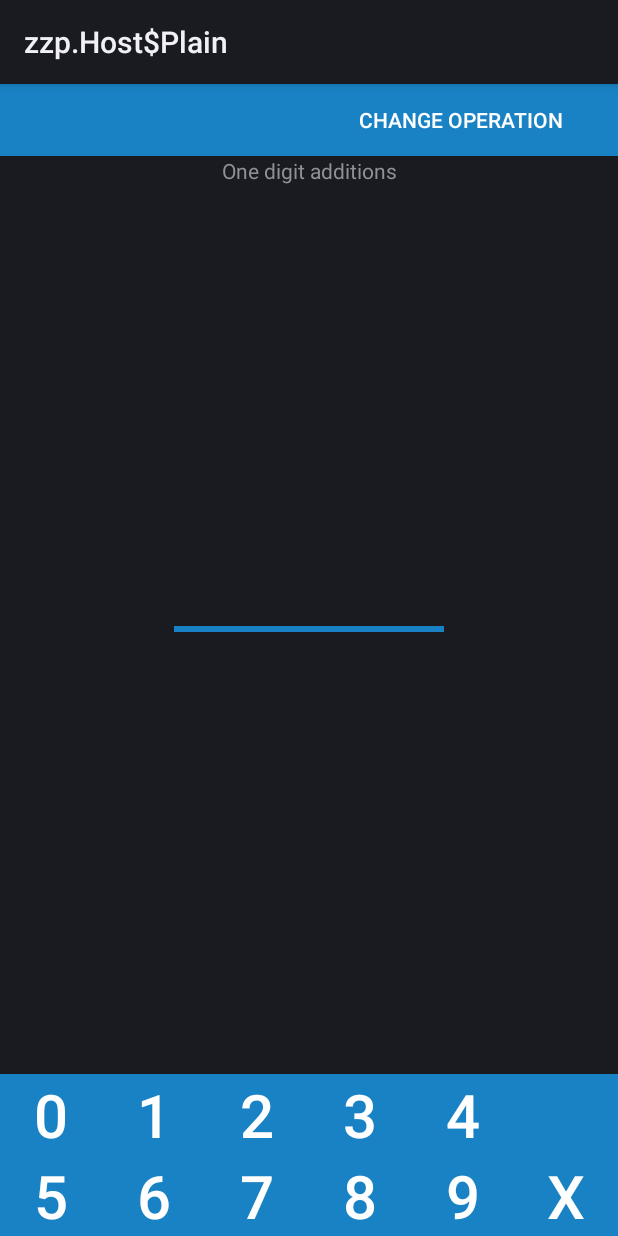
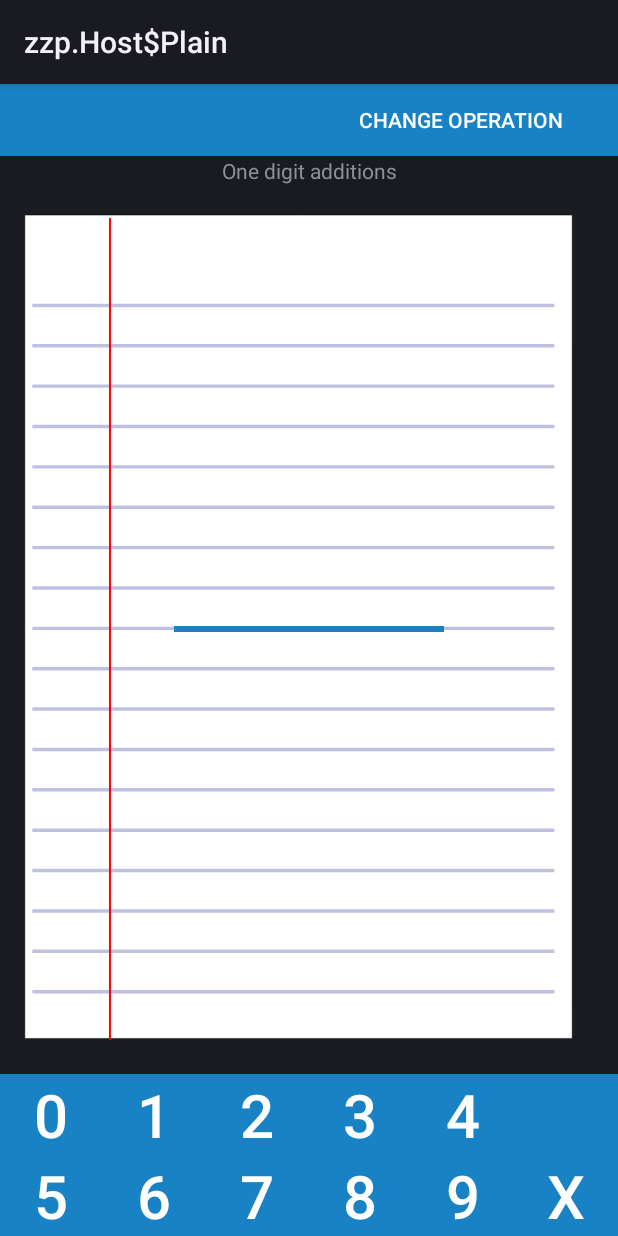
Before and after one commit to epman/mathops_android, an Android app: the layout activity_main.xml on its own in the app's theme, with its tools: preview values and no code run, on a phone screen of 412 x 824 dp. Run offline under Robolectric (Android 15) with nearby library versions, the light colour scheme and no system bars.

Commit message:
Operations fixes

```diff
--- /dev/null
+++ b/base/src/main/res/drawable/ic_stack_of_papers.xml
@@ -0,0 +1,63 @@
+<vector android:height="24dp" android:viewportHeight="257.73"
+    android:viewportWidth="166.57" android:width="24dp" xmlns:android="http://schemas.android.com/apk/res/android">
+    <path android:fillColor="#ffffff" android:fillType="evenOdd"
+        android:pathData="M6.7,8.73h147.52v238.69h-147.52z"
+        android:strokeColor="#000000" android:strokeWidth="0.128365"/>
+    <path android:fillAlpha="0.25" android:fillColor="#00000000"
+        android:pathData="m8.72,34.91 l140.71,0"
+        android:strokeAlpha="0.25" android:strokeColor="#000080" android:strokeWidth="1"/>
+    <path android:fillAlpha="0.25" android:fillColor="#00000000"
+        android:pathData="m8.72,46.61 l140.71,0"
+        android:strokeAlpha="0.25" android:strokeColor="#000080" android:strokeWidth="1"/>
+    <path android:fillAlpha="0.25" android:fillColor="#00000000"
+        android:pathData="m8.72,58.31 l140.71,0"
+        android:strokeAlpha="0.25" android:strokeColor="#000080" android:strokeWidth="1"/>
+    <path android:fillAlpha="0.25" android:fillColor="#00000000"
+        android:pathData="m8.72,70.02 l140.71,0"
+        android:strokeAlpha="0.25" android:strokeColor="#000080" android:strokeWidth="1"/>
+    <path android:fillAlpha="0.25" android:fillColor="#00000000"
+        android:pathData="m8.72,81.72 l140.71,0"
+        android:strokeAlpha="0.25" android:strokeColor="#000080" android:strokeWidth="1"/>
+    <path android:fillAlpha="0.25" android:fillColor="#00000000"
+        android:pathData="m8.72,93.42 l140.71,0"
+        android:strokeAlpha="0.25" android:strokeColor="#000080" android:strokeWidth="1"/>
+    <path android:fillAlpha="0.25" android:fillColor="#00000000"
+        android:pathData="m8.72,105.13 l140.71,0"
+        android:strokeAlpha="0.25" android:strokeColor="#000080" android:strokeWidth="1"/>
+    <path android:fillAlpha="0.25" android:fillColor="#00000000"
+        android:pathData="m8.72,116.83 l140.71,0"
+        android:strokeAlpha="0.25" android:strokeColor="#000080" android:strokeWidth="1"/>
+    <path android:fillAlpha="0.25" android:fillColor="#00000000"
+        android:pathData="m8.72,128.54 l140.71,0"
+        android:strokeAlpha="0.25" android:strokeColor="#000080" android:strokeWidth="1"/>
+    <path android:fillAlpha="0.25" android:fillColor="#00000000"
+        android:pathData="m8.72,140.24 l140.71,0"
+        android:strokeAlpha="0.25" android:strokeColor="#000080" android:strokeWidth="1"/>
+    <path android:fillAlpha="0.25" android:fillColor="#00000000"
+        android:pathData="m8.72,151.94 l140.71,0"
+        android:strokeAlpha="0.25" android:strokeColor="#000080" android:strokeWidth="1"/>
+    <path android:fillAlpha="0.25" android:fillColor="#00000000"
+        android:pathData="m8.72,163.65 l140.71,0"
+        android:strokeAlpha="0.25" android:strokeColor="#000080" android:strokeWidth="1"/>
+    <path android:fillAlpha="0.25" android:fillColor="#00000000"
+        android:pathData="m8.72,175.35 l140.71,0"
+        android:strokeAlpha="0.25" android:strokeColor="#000080" android:strokeWidth="1"/>
+    <path android:fillAlpha="0.25" android:fillColor="#00000000"
+        android:pathData="m8.72,187.05 l140.71,0"
+        android:strokeAlpha="0.25" android:strokeColor="#000080" android:strokeWidth="1"/>
+    <path android:fillAlpha="0.25" android:fillColor="#00000000"
+        android:pathData="m8.72,198.76 l140.71,0"
+        android:strokeAlpha="0.25" android:strokeColor="#000080" android:strokeWidth="1"/>
+    <path android:fillAlpha="0.25" android:fillColor="#00000000"
+        android:pathData="m8.72,210.46 l140.71,0"
+        android:strokeAlpha="0.25" android:strokeColor="#000080" android:strokeWidth="1"/>
+    <path android:fillAlpha="0.25" android:fillColor="#00000000"
+        android:pathData="m8.72,233.87 l140.71,0"
+        android:strokeAlpha="0.25" android:strokeColor="#000080" android:strokeWidth="1"/>
+    <path android:fillAlpha="0.25" android:fillColor="#00000000"
+        android:pathData="m8.72,222.17 l140.71,0"
+        android:strokeAlpha="0.25" android:strokeColor="#000080" android:strokeWidth="1"/>
+    <path android:fillColor="#00000000"
+        android:pathData="m29.64,9.56 l0,238.23"
+        android:strokeColor="#ff0000" android:strokeWidth="0.53235537"/>
+</vector>
--- a/operations/src/main/java/org/epm/math/operations/MainActivity.java
+++ b/operations/src/main/java/org/epm/math/operations/MainActivity.java
@@ -215,7 +215,8 @@ public final class MainActivity extends AppCompatActivity implements LoaderManag
     private void buttonPressed(@NonNull final Button b) {
         if (operations==null)
             return;
-        result = result * 10 + Integer.parseInt( (String) b.getTag() );
+        final int numDigits = result==0?0:(int)java.lang.Math.log10(result)+1;
+        result = result + Integer.parseInt( (String) b.getTag() ) * (int)java.lang.Math.pow(10, numDigits);
         updateUI();
         final int l1 = (int)java.lang.Math.log10(result)+1;
         final int l2 = (int)java.lang.Math.log10(operations.result)+1;
@@ -346,6 +347,12 @@ public final class MainActivity extends AppCompatActivity implements LoaderManag
             tv1 = R.id.textView1_1;
             tv2 = R.id.textView2_1;
             tv3 = R.id.textView3_1;
+            final int numDigits = ((int) java.lang.Math.log10(operations.result)) + 1;
+            if (numDigits>1 && result!=operations.result && operations.getOpType()==Operations.OP_ADD_1) {
+                ts = ((TextSwitcher)findViewById(R.id.textView3_2));
+                ts.setText("?");
+                ((TextView)ts.getCurrentView()).setTextColor(Color.LTGRAY);
+            }
         } else {
             tv1 = R.id.textView1_2;
             tv2 = R.id.textView2_2;
--- a/operations/src/main/java/org/epm/math/operations/Operations.java
+++ b/operations/src/main/java/org/epm/math/operations/Operations.java
@@ -48,6 +48,17 @@ final class Operations {
         opType = (opType+1) % 5;
     }
 
+    private static boolean hasReport(int op1, int op2) {
+        while (op1>0 && op2>0) {
+            int o = (op1 % 10) + (op2 % 10);
+            if (o>=10) {
+                return true;
+            }
+            op1/=10;
+            op2/=10;
+        }
+        return false;
+    }
     @AnyThread
     void newOp() {
         switch (opType) {
@@ -60,7 +71,7 @@ final class Operations {
                 op1 = rnd.nextInt(80)+1;
                 do {
                     op2 = rnd.nextInt(97) + 1;
-                } while ((op1+op2)>99);
+                } while ((op1+op2)>99 && hasReport(op1, op2));
                 result = op1+op2;
                 break;
             case OP_ADD_3:
@@ -69,17 +80,17 @@ final class Operations {
                 result = op1+op2;
                 break;
             case OP_SUB_1:
-                op1 = rnd.nextInt(3)+1;
+                op1 = rnd.nextInt(8)+2;
                 do {
                     op2 = rnd.nextInt(7) + 1;
-                } while (op2>op1);
+                } while (op2>=op1);
                 result = op1-op2;
                 break;
             case OP_SUB_2:
-                op1 = rnd.nextInt(98)+1;
+                op1 = rnd.nextInt(90)+9;
                 do {
                     op2 = rnd.nextInt(97) + 1;
-                } while (op2>op1);
+                } while (op2>=op1);
                 result = op1-op2;
                 break;
             default:
--- a/operations/src/main/res/layout/activity_main.xml
+++ b/operations/src/main/res/layout/activity_main.xml
@@ -6,7 +6,8 @@
     android:layout_height="match_parent"
     android:orientation="vertical"
     tools:context="org.epm.math.operations.MainActivity"
-    tools:ignore="HardcodedText">
+    tools:ignore="HardcodedText"
+    >
 
     <LinearLayout
         android:id="@+id/topBar"
@@ -59,6 +60,7 @@
         android:text="@string/addition1" />
 
     <FrameLayout
+        android:background="@drawable/ic_stack_of_papers"
         android:animateLayoutChanges="true"
         android:layout_width="match_parent"
         android:layout_height="wrap_content"
```
